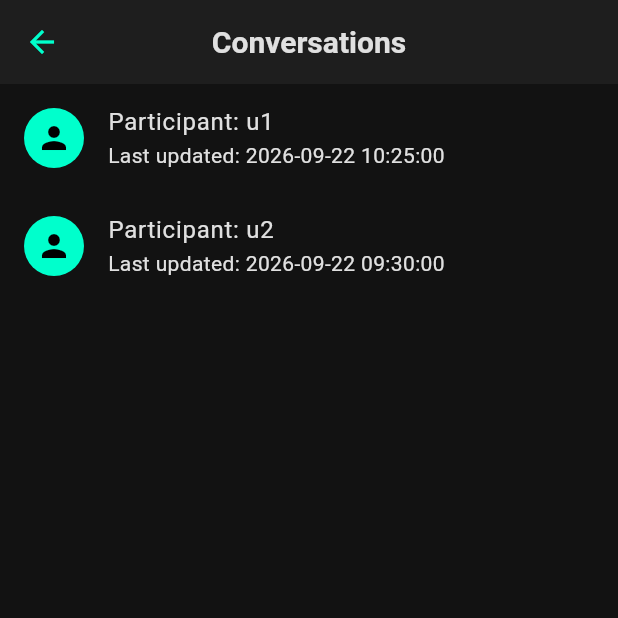
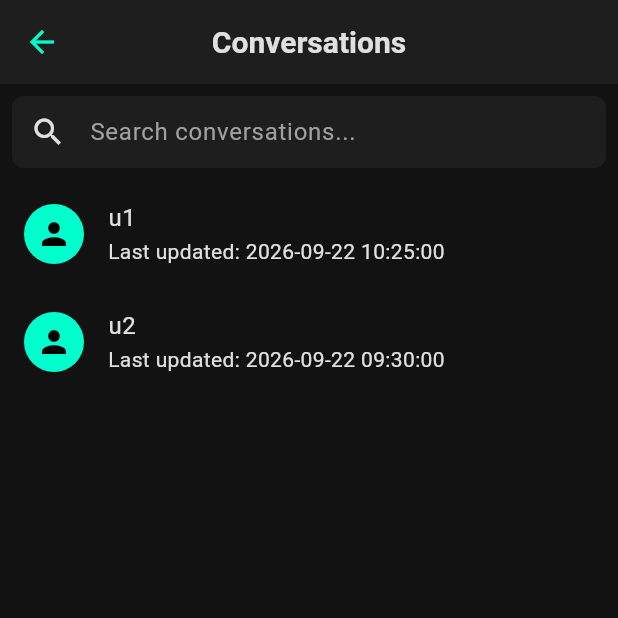
Before and after one commit to voltarz/VoltChat, a Flutter app: the ConversationsScreen screen opened by its route, on a phone screen of 412 x 824 dp, the top half of it. Run offline on Flutter 3.47's test engine with Material 3 defaults, Android fonts, the phone set to English and light mode, and no system bars; our stand-ins replace flutter_contacts, shared_preferences; accounts and stored records are empty.

Commit message:
Update ConversationsScreen to act as a unified messaging inbox.
- Created `ConversationItem` view model.
- Combined 1-to-1 conversations and broadcast lists in `ConversationsScreen`.
- Broadcast conversations are only shown if they have sent messages.
- Added a search bar for filtering both individual and broadcast conversations.
- Tapping correctly navigates to the ChatScreen or BroadcastComposerScreen.
- Added widget tests for `ConversationsScreen`.

Co-authored-by: voltarz <329728344+voltarz@users.noreply.github.com>

```diff
--- a/lib/presentation/screens/conversations/conversations_screen.dart
+++ b/lib/presentation/screens/conversations/conversations_screen.dart
@@ -1,8 +1,22 @@
 import 'package:flutter/material.dart';
 
 import '../../../core/router/app_router.dart';
-import '../../../domain/models/conversation.dart';
 import '../../../data/services/mock_messaging_service.dart';
+import '../../../data/services/mock_broadcast_service.dart';
+
+class ConversationItem {
+  final String id;
+  final String title;
+  final DateTime lastUpdatedAt;
+  final bool isBroadcast;
+
+  ConversationItem({
+    required this.id,
+    required this.title,
+    required this.lastUpdatedAt,
+    required this.isBroadcast,
+  });
+}
 
 class ConversationsScreen extends StatefulWidget {
   const ConversationsScreen({super.key});
@@ -13,47 +27,156 @@ class ConversationsScreen extends StatefulWidget {
 
 class _ConversationsScreenState extends State<ConversationsScreen> {
   final MockMessagingService _messagingService = MockMessagingService();
+  final MockBroadcastService _broadcastService = MockBroadcastService();
+
+  List<ConversationItem> _allItems = [];
+  List<ConversationItem> _filteredItems = [];
+  bool _isLoading = true;
+  String _searchQuery = '';
+  final TextEditingController _searchController = TextEditingController();
+
+  @override
+  void initState() {
+    super.initState();
+    _loadConversations();
+    _searchController.addListener(_onSearchChanged);
+  }
+
+  @override
+  void dispose() {
+    _searchController.dispose();
+    super.dispose();
+  }
+
+  void _onSearchChanged() {
+    setState(() {
+      _searchQuery = _searchController.text.toLowerCase();
+      _filteredItems = _allItems.where((item) {
+        return item.title.toLowerCase().contains(_searchQuery);
+      }).toList();
+    });
+  }
+
+  Future<void> _loadConversations() async {
+    setState(() => _isLoading = true);
+
+    try {
+      final conversations = await _messagingService.getConversations();
+      final lists = await _broadcastService.getBroadcastLists();
+
+      final List<ConversationItem> items = [];
+
+      // Add normal conversations
+      for (final conv in conversations) {
+        items.add(ConversationItem(
+          id: conv.id,
+          title: conv.participantId, // We just show participantId as title
+          lastUpdatedAt: conv.lastUpdatedAt,
+          isBroadcast: false,
+        ));
+      }
+
+      // Add broadcast lists if they have at least one broadcast sent
+      for (final list in lists) {
+        final broadcasts = await _broadcastService.getBroadcastsForList(list.id);
+        if (broadcasts.isNotEmpty) {
+          items.add(ConversationItem(
+            id: list.id,
+            title: list.name, // The broadcast clearly indicates it is a broadcast by name/icon
+            lastUpdatedAt: broadcasts.first.sentAt, // Newest first
+            isBroadcast: true,
+          ));
+        }
+      }
+
+      // Sort by newest first
+      items.sort((a, b) => b.lastUpdatedAt.compareTo(a.lastUpdatedAt));
+
+      if (mounted) {
+        setState(() {
+          _allItems = items;
+          _filteredItems = _allItems.where((item) {
+            return item.title.toLowerCase().contains(_searchQuery);
+          }).toList();
+          _isLoading = false;
+        });
+      }
+    } catch (e) {
+      if (mounted) {
+        setState(() => _isLoading = false);
+        ScaffoldMessenger.of(context).showSnackBar(
+          SnackBar(content: Text('Error loading conversations: $e')),
+        );
+      }
+    }
+  }
 
   @override
   Widget build(BuildContext context) {
     return Scaffold(
       appBar: AppBar(title: const Text('Conversations')),
-      body: FutureBuilder<List<Conversation>>(
-        future: _messagingService.getConversations(),
-        builder: (context, snapshot) {
-          if (snapshot.connectionState == ConnectionState.waiting) {
+      body: Column(
+        children: [
+          Padding(
+            padding: const EdgeInsets.all(8.0),
+            child: TextField(
+              controller: _searchController,
+              decoration: InputDecoration(
+                hintText: 'Search conversations...',
+                prefixIcon: const Icon(Icons.search),
+                border: OutlineInputBorder(
+                  borderRadius: BorderRadius.circular(12),
+                ),
+                contentPadding: const EdgeInsets.symmetric(horizontal: 16),
+              ),
+            ),
+          ),
+          Expanded(
+            child: _buildList(),
+          ),
+        ],
+      ),
+    );
+  }
+
+  Widget _buildList() {
+    if (_isLoading) {
       return const Center(child: CircularProgressIndicator());
     }
-          if (snapshot.hasError) {
-            return const Center(child: Text('Failed to load conversations'));
-          }
 
-          final conversations = snapshot.data ?? [];
-          if (conversations.isEmpty) {
+    if (_allItems.isEmpty) {
       return const Center(child: Text('No conversations yet'));
     }
 
+    if (_filteredItems.isEmpty) {
+      return const Center(child: Text('No results found'));
+    }
+
     return ListView.builder(
-            itemCount: conversations.length,
+      itemCount: _filteredItems.length,
       itemBuilder: (context, index) {
-              final conversation = conversations[index];
+        final item = _filteredItems[index];
         return ListTile(
-                leading: const CircleAvatar(
-                  child: Icon(Icons.person),
+          leading: CircleAvatar(
+            child: Icon(item.isBroadcast ? Icons.campaign : Icons.person),
           ),
-                title: Text('Participant: ${conversation.participantId}'),
-                subtitle: Text('Last updated: ${conversation.lastUpdatedAt.toLocal()}'.split('.')[0]),
+          title: Text(item.title),
+          subtitle: Text('Last updated: ${item.lastUpdatedAt.toLocal()}'.split('.')[0]),
           onTap: () {
+            if (item.isBroadcast) {
+              Navigator.of(context).pushNamed(
+                AppRouter.broadcastComposer,
+                arguments: item.id,
+              ).then((_) => _loadConversations());
+            } else {
               Navigator.of(context).pushNamed(
                 AppRouter.chat,
-                    arguments: conversation.id,
-                  );
+                arguments: item.id,
+              ).then((_) => _loadConversations());
+            }
           },
         );
       },
     );
-        },
-      ),
-    );
   }
 }
```
Also changed, not shown: 1 other file. Lines whose indentation alone changed are shown as unchanged.
